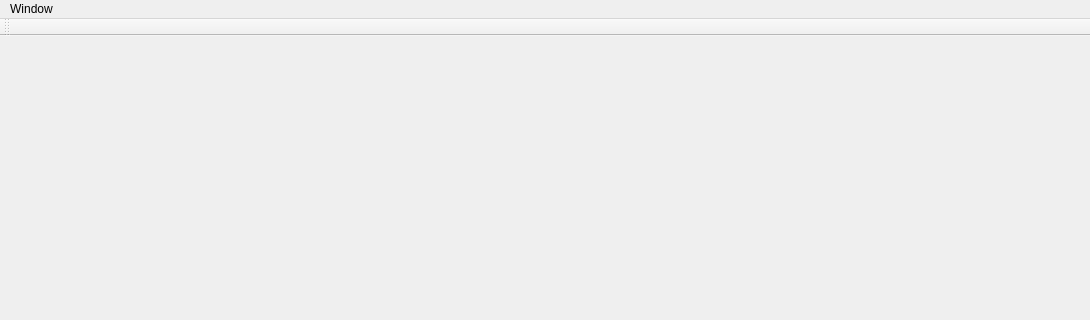
First picture: the form in SketchBasedRoadDesign/MyMainWindow.ui, repository gnishida/SketchBasedRoadDesign, before the edit; both pictures show x 0 to 1090 and y 0 to 320 of the 1090 by 743 pixel window.
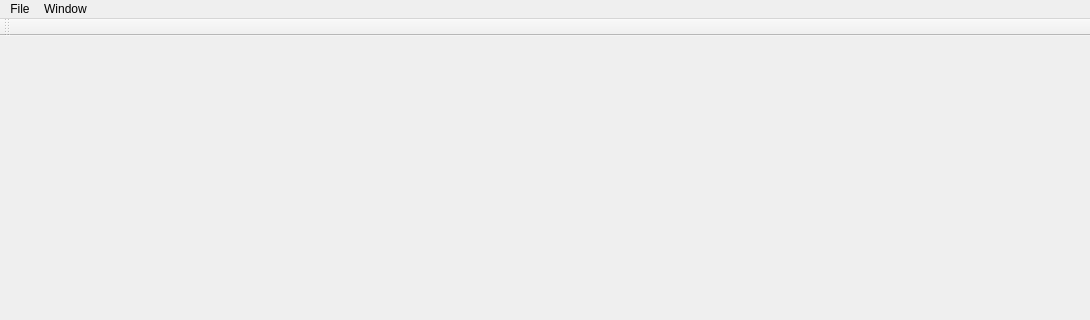
Second picture: the form after the edit.

The edit to the form file:
```diff
--- a/SketchBasedRoadDesign/MyMainWindow.ui
+++ b/SketchBasedRoadDesign/MyMainWindow.ui
@@ -29,6 +29,15 @@
     </property>
     <addaction name="actionControlWidget"/>
    </widget>
+   <widget class="QMenu" name="menuFile">
+    <property name="title">
+     <string>File</string>
+    </property>
+    <addaction name="actionNew"/>
+    <addaction name="actionOpen"/>
+    <addaction name="actionExit"/>
+   </widget>
+   <addaction name="menuFile"/>
    <addaction name="menuWindow"/>
   </widget>
   <widget class="QToolBar" name="mainToolBar">
```
Left out of the diff: 21 changed lines with no effect on the pictures.
